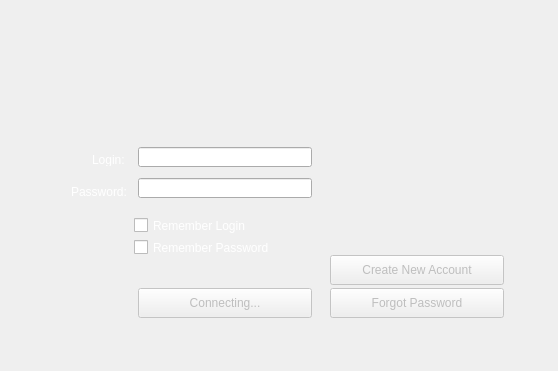
First picture: the form in qt-client/client/loginwindow.ui, repository paunovic/chipup-poker, before the edit.
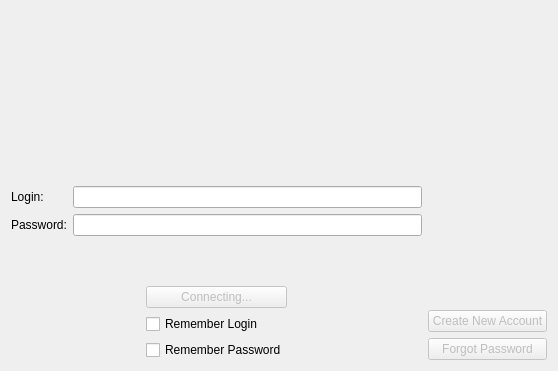
Second picture: the form after the edit. Icons and pictures are not drawn.

```diff
--- a/qt-client/client/loginwindow.ui
+++ b/qt-client/client/loginwindow.ui
@@ -17,71 +17,44 @@
    <bool>true</bool>
   </property>
   <property name="styleSheet">
-   <string notr="true">QLabel,QCheckBox {
-color: white;
-}</string>
+   <string notr="true"/>
   </property>
-  <widget class="QWidget" name="widget" native="true">
-   <property name="geometry">
-    <rect>
-     <x>0</x>
-     <y>0</y>
-     <width>558</width>
-     <height>371</height>
-    </rect>
-   </property>
-   <property name="styleSheet">
-    <string notr="true">background-image: url(:/resources/login/Background.png);</string>
-   </property>
-  </widget>
-  <widget class="QLabel" name="lbsLogin">
-   <property name="geometry">
-    <rect>
-     <x>92</x>
-     <y>153</y>
-     <width>46</width>
-     <height>13</height>
-    </rect>
-   </property>
-   <property name="text">
-    <string>Login:</string>
-   </property>
-  </widget>
+  <layout class="QVBoxLayout" name="verticalLayout" stretch="0,0">
+   <item>
+    <spacer name="verticalSpacer_3">
+     <property name="orientation">
+      <enum>Qt::Vertical</enum>
+     </property>
+     <property name="sizeHint" stdset="0">
+      <size>
+       <width>20</width>
+       <height>40</height>
+      </size>
+     </property>
+    </spacer>
+   </item>
+   <item>
+    <layout class="QHBoxLayout" name="main">
+     <item>
+      <layout class="QVBoxLayout" name="verticalLayout_3">
+       <item>
+        <layout class="QFormLayout" name="formLayout">
+         <item row="1" column="0">
   <widget class="QLabel" name="lbsPassword">
-   <property name="geometry">
-    <rect>
-     <x>71</x>
-     <y>184</y>
-     <width>61</width>
-     <height>16</height>
-    </rect>
-   </property>
    <property name="text">
     <string>Password:</string>
    </property>
   </widget>
+         </item>
+         <item row="0" column="1">
   <widget class="QLineEdit" name="edLogin">
-   <property name="geometry">
-    <rect>
-     <x>138</x>
-     <y>147</y>
-     <width>174</width>
-     <height>20</height>
-    </rect>
-   </property>
    <property name="text">
     <string/>
    </property>
   </widget>
+         </item>
+         <item row="1" column="1">
   <widget class="QLineEdit" name="edPassword">
-   <property name="geometry">
-    <rect>
-     <x>138</x>
-     <y>178</y>
-     <width>174</width>
-     <height>20</height>
-    </rect>
-   </property>
    <property name="text">
     <string/>
    </property>
@@ -89,50 +62,38 @@
     <enum>QLineEdit::Password</enum>
    </property>
   </widget>
-  <widget class="QPushButton" name="btCreateAccount">
-   <property name="enabled">
-    <bool>false</bool>
-   </property>
-   <property name="geometry">
-    <rect>
-     <x>330</x>
-     <y>255</y>
-     <width>174</width>
-     <height>30</height>
-    </rect>
-   </property>
+         </item>
+         <item row="0" column="0">
+          <widget class="QLabel" name="lbsLogin">
    <property name="text">
-    <string>Create New Account</string>
-   </property>
-  </widget>
-  <widget class="QPushButton" name="btForgotPassword">
-   <property name="enabled">
-    <bool>false</bool>
-   </property>
-   <property name="geometry">
-    <rect>
-     <x>330</x>
-     <y>288</y>
-     <width>174</width>
-     <height>30</height>
-    </rect>
-   </property>
-   <property name="text">
-    <string>Forgot Password</string>
-   </property>
-  </widget>
+            <string>Login:</string>
+           </property>
+          </widget>
+         </item>
+        </layout>
+       </item>
+       <item>
+        <layout class="QHBoxLayout" name="horizontalLayout_2">
+         <item>
+          <spacer name="horizontalSpacer">
+           <property name="orientation">
+            <enum>Qt::Horizontal</enum>
+           </property>
+           <property name="sizeHint" stdset="0">
+            <size>
+             <width>40</width>
+             <height>20</height>
+            </size>
+           </property>
+          </spacer>
+         </item>
+         <item>
+          <layout class="QVBoxLayout" name="verticalLayout_4">
+           <item>
   <widget class="QPushButton" name="btLogin">
    <property name="enabled">
     <bool>false</bool>
    </property>
-   <property name="geometry">
-    <rect>
-     <x>138</x>
-     <y>288</y>
-     <width>174</width>
-     <height>30</height>
-    </rect>
-   </property>
    <property name="text">
     <string>Connecting...</string>
    </property>
@@ -140,32 +101,80 @@
     <bool>true</bool>
    </property>
   </widget>
+           </item>
+           <item>
   <widget class="QCheckBox" name="cbRememberLogin">
-   <property name="geometry">
-    <rect>
-     <x>134</x>
-     <y>217</y>
-     <width>191</width>
-     <height>17</height>
-    </rect>
-   </property>
    <property name="text">
     <string>Remember Login</string>
    </property>
   </widget>
+           </item>
+           <item>
   <widget class="QCheckBox" name="cbRememberPassword">
-   <property name="geometry">
-    <rect>
-     <x>134</x>
-     <y>239</y>
-     <width>191</width>
-     <height>17</height>
-    </rect>
-   </property>
    <property name="text">
     <string>Remember Password</string>
    </property>
   </widget>
+           </item>
+          </layout>
+         </item>
+         <item>
+          <spacer name="horizontalSpacer_2">
+           <property name="orientation">
+            <enum>Qt::Horizontal</enum>
+           </property>
+           <property name="sizeHint" stdset="0">
+            <size>
+             <width>40</width>
+             <height>20</height>
+            </size>
+           </property>
+          </spacer>
+         </item>
+        </layout>
+       </item>
+      </layout>
+     </item>
+     <item>
+      <layout class="QVBoxLayout" name="verticalLayout_2">
+       <item>
+        <spacer name="verticalSpacer">
+         <property name="orientation">
+          <enum>Qt::Vertical</enum>
+         </property>
+         <property name="sizeHint" stdset="0">
+          <size>
+           <width>20</width>
+           <height>40</height>
+          </size>
+         </property>
+        </spacer>
+       </item>
+       <item>
+        <widget class="QPushButton" name="btCreateAccount">
+         <property name="enabled">
+          <bool>false</bool>
+         </property>
+         <property name="text">
+          <string>Create New Account</string>
+         </property>
+        </widget>
+       </item>
+       <item>
+        <widget class="QPushButton" name="btForgotPassword">
+         <property name="enabled">
+          <bool>false</bool>
+         </property>
+         <property name="text">
+          <string>Forgot Password</string>
+         </property>
+        </widget>
+       </item>
+      </layout>
+     </item>
+    </layout>
+   </item>
+  </layout>
  </widget>
  <layoutdefault spacing="6" margin="11"/>
  <resources/>
```
Lines whose indentation alone changed are shown as unchanged.
